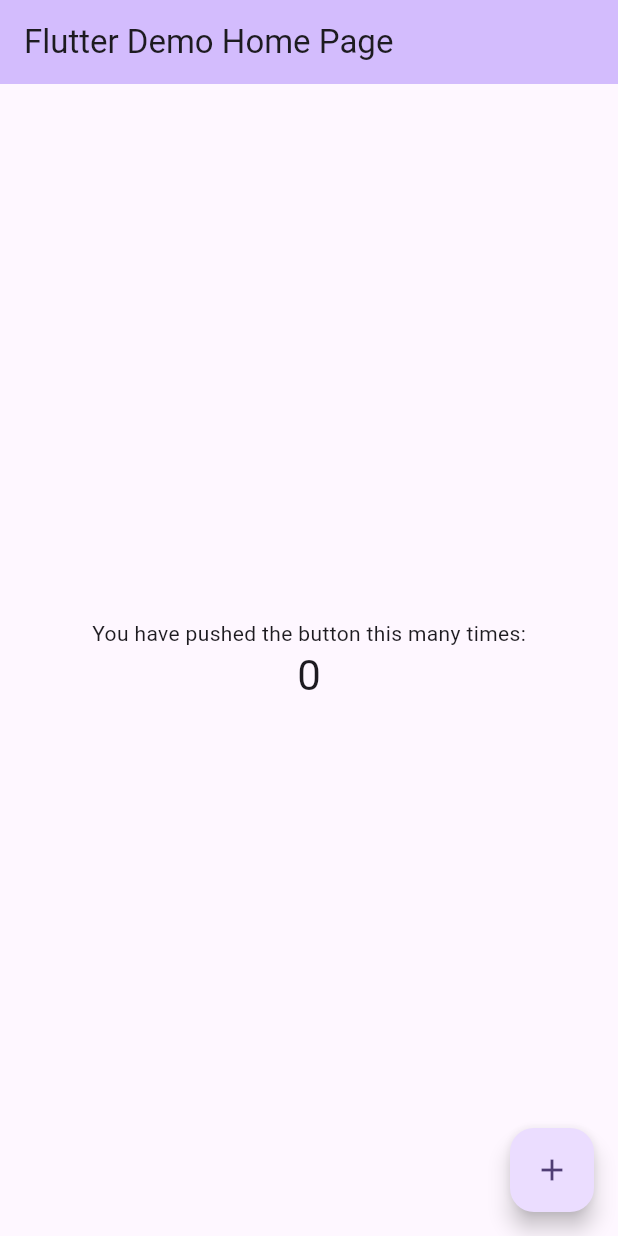
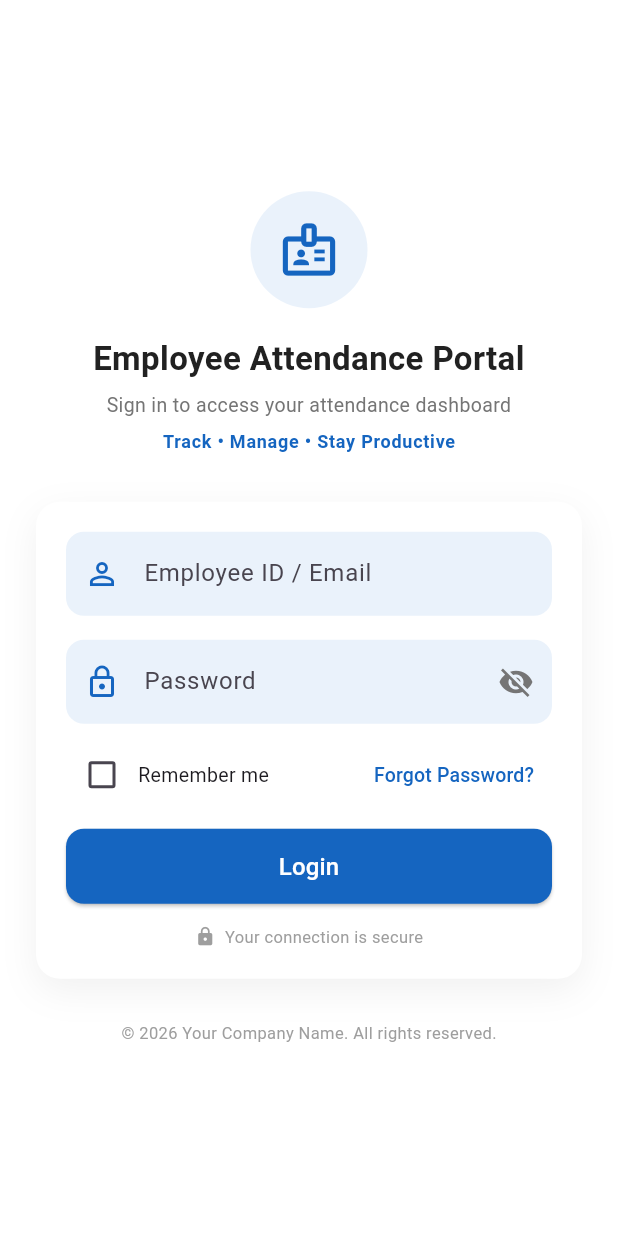
Before and after one commit to Diyapatil755/EDI_Project, a Flutter app: the screen it shows after launch, on a phone screen of 412 x 824 dp. Run offline on Flutter 3.47's test engine with Material 3 defaults, Android fonts, the phone set to English and light mode, and no system bars; our stand-ins replace firebase_core; accounts and stored records are empty.

```diff
--- /dev/null
+++ b/lib/login_screen.dart
@@ -0,0 +1,265 @@
+import 'package:flutter/material.dart';
+import 'home_screen.dart';
+
+class LoginScreen extends StatefulWidget {
+  const LoginScreen({super.key});
+
+  @override
+  State<LoginScreen> createState() => _LoginScreenState();
+}
+
+class _LoginScreenState extends State<LoginScreen> {
+  final _formKey = GlobalKey<FormState>();
+  final emailController = TextEditingController();
+  final passController = TextEditingController();
+
+  bool obscurePassword = true;
+  bool rememberMe = false;
+  bool isLoading = false;
+  String? errorMessage;
+
+  final Color primaryBlue = const Color(0xFF1565C0);
+  final Color lightBlueBg = const Color(0xFFEAF2FB);
+
+  void handleLogin() async {
+    if (!_formKey.currentState!.validate()) return;
+
+    setState(() {
+      isLoading = true;
+      errorMessage = null;
+    });
+
+    await Future.delayed(const Duration(seconds: 2));
+
+    setState(() {
+      isLoading = false;
+    });
+
+    if (emailController.text.trim().isNotEmpty) {
+      Navigator.pushReplacement(
+        context,
+        MaterialPageRoute(builder: (_) => const HomeScreen()),
+      );
+    } else {
+      setState(() {
+        errorMessage = "Invalid Employee ID or Password";
+      });
+    }
+  }
+
+  @override
+  Widget build(BuildContext context) {
+    return Scaffold(
+      backgroundColor: Colors.white,
+      body: SafeArea(
+        child: Center(
+          child: SingleChildScrollView(
+            padding: const EdgeInsets.symmetric(horizontal: 24, vertical: 32),
+            child: Column(
+              children: [
+                Container(
+                  padding: const EdgeInsets.all(18),
+                  decoration: BoxDecoration(
+                    color: lightBlueBg,
+                    shape: BoxShape.circle,
+                  ),
+                  child: Icon(Icons.badge_outlined, size: 42, color: primaryBlue),
+                ),
+                const SizedBox(height: 18),
+                Text(
+                  "Employee Attendance Portal",
+                  textAlign: TextAlign.center,
+                  style: TextStyle(
+                    fontSize: 22,
+                    fontWeight: FontWeight.bold,
+                    color: Colors.grey.shade900,
+                  ),
+                ),
+                const SizedBox(height: 6),
+                Text(
+                  "Sign in to access your attendance dashboard",
+                  textAlign: TextAlign.center,
+                  style: TextStyle(fontSize: 13, color: Colors.grey.shade600),
+                ),
+                const SizedBox(height: 6),
+                Text(
+                  "Track • Manage • Stay Productive",
+                  style: TextStyle(
+                    fontSize: 12,
+                    fontWeight: FontWeight.w600,
+                    color: primaryBlue,
+                    letterSpacing: 0.5,
+                  ),
+                ),
+                const SizedBox(height: 32),
+                Container(
+                  padding: const EdgeInsets.all(20),
+                  decoration: BoxDecoration(
+                    color: Colors.white,
+                    borderRadius: BorderRadius.circular(16),
+                    boxShadow: [
+                      BoxShadow(
+                        color: Colors.grey.withOpacity(0.15),
+                        blurRadius: 20,
+                        offset: const Offset(0, 8),
+                      ),
+                    ],
+                  ),
+                  child: Form(
+                    key: _formKey,
+                    child: Column(
+                      children: [
+                        if (errorMessage != null)
+                          Container(
+                            width: double.infinity,
+                            margin: const EdgeInsets.only(bottom: 16),
+                            padding: const EdgeInsets.all(12),
+                            decoration: BoxDecoration(
+                              color: Colors.red.shade50,
+                              borderRadius: BorderRadius.circular(10),
+                              border: Border.all(color: Colors.red.shade200),
+                            ),
+                            child: Row(
+                              children: [
+                                Icon(Icons.error_outline, color: Colors.red.shade700, size: 18),
+                                const SizedBox(width: 8),
+                                Expanded(
+                                  child: Text(
+                                    errorMessage!,
+                                    style: TextStyle(color: Colors.red.shade700, fontSize: 13),
+                                  ),
+                                ),
+                              ],
+                            ),
+                          ),
+                        TextFormField(
+                          controller: emailController,
+                          validator: (value) {
+                            if (value == null || value.trim().isEmpty) {
+                              return "Employee ID / Email is required";
+                            }
+                            return null;
+                          },
+                          decoration: InputDecoration(
+                            labelText: "Employee ID / Email",
+                            prefixIcon: Icon(Icons.person_outline, color: primaryBlue),
+                            filled: true,
+                            fillColor: lightBlueBg,
+                            border: OutlineInputBorder(
+                              borderRadius: BorderRadius.circular(12),
+                              borderSide: BorderSide.none,
+                            ),
+                          ),
+                        ),
+                        const SizedBox(height: 16),
+                        TextFormField(
+                          controller: passController,
+                          obscureText: obscurePassword,
+                          validator: (value) {
+                            if (value == null || value.isEmpty) {
+                              return "Password is required";
+                            }
+                            return null;
+                          },
+                          decoration: InputDecoration(
+                            labelText: "Password",
+                            prefixIcon: Icon(Icons.lock_outline, color: primaryBlue),
+                            suffixIcon: IconButton(
+                              icon: Icon(
+                                obscurePassword ? Icons.visibility_off : Icons.visibility,
+                                color: Colors.grey.shade600,
+                              ),
+                              onPressed: () {
+                                setState(() => obscurePassword = !obscurePassword);
+                              },
+                            ),
+                            filled: true,
+                            fillColor: lightBlueBg,
+                            border: OutlineInputBorder(
+                              borderRadius: BorderRadius.circular(12),
+                              borderSide: BorderSide.none,
+                            ),
+                          ),
+                        ),
+                        const SizedBox(height: 10),
+                        Row(
+                          mainAxisAlignment: MainAxisAlignment.spaceBetween,
+                          children: [
+                            Row(
+                              children: [
+                                Checkbox(
+                                  value: rememberMe,
+                                  activeColor: primaryBlue,
+                                  onChanged: (val) {
+                                    setState(() => rememberMe = val ?? false);
+                                  },
+                                ),
+                                const Text("Remember me", style: TextStyle(fontSize: 13)),
+                              ],
+                            ),
+                            TextButton(
+                              onPressed: () {},
+                              child: Text(
+                                "Forgot Password?",
+                                style: TextStyle(color: primaryBlue, fontSize: 13),
+                              ),
+                            ),
+                          ],
+                        ),
+                        const SizedBox(height: 12),
+                        SizedBox(
+                          width: double.infinity,
+                          height: 50,
+                          child: ElevatedButton(
+                            onPressed: isLoading ? null : handleLogin,
+                            style: ElevatedButton.styleFrom(
+                              backgroundColor: primaryBlue,
+                              disabledBackgroundColor: primaryBlue.withOpacity(0.6),
+                              shape: RoundedRectangleBorder(
+                                borderRadius: BorderRadius.circular(12),
+                              ),
+                            ),
+                            child: isLoading
+                                ? const SizedBox(
+                                    height: 22,
+                                    width: 22,
+                                    child: CircularProgressIndicator(
+                                      color: Colors.white,
+                                      strokeWidth: 2.5,
+                                    ),
+                                  )
+                                : const Text(
+                                    "Login",
+                                    style: TextStyle(fontSize: 16, color: Colors.white),
+                                  ),
+                          ),
+                        ),
+                        const SizedBox(height: 14),
+                        Row(
+                          mainAxisAlignment: MainAxisAlignment.center,
+                          children: [
+                            Icon(Icons.lock, size: 14, color: Colors.grey.shade500),
+                            const SizedBox(width: 6),
+                            Text(
+                              "Your connection is secure",
+                              style: TextStyle(fontSize: 11, color: Colors.grey.shade500),
+                            ),
+                          ],
+                        ),
+                      ],
+                    ),
+                  ),
+                ),
+                const SizedBox(height: 28),
+                Text(
+                  "© 2026 Your Company Name. All rights reserved.",
+                  style: TextStyle(fontSize: 11, color: Colors.grey.shade500),
+                ),
+              ],
+            ),
+          ),
+        ),
+      ),
+    );
+  }
+}
--- a/lib/main.dart
+++ b/lib/main.dart
@@ -1,4 +1,5 @@
 import 'package:flutter/material.dart';
+import 'login_screen.dart';
 
 void main() {
   runApp(const MyApp());
@@ -7,116 +8,12 @@ void main() {
 class MyApp extends StatelessWidget {
   const MyApp({super.key});
 
-  // This widget is the root of your application.
   @override
   Widget build(BuildContext context) {
     return MaterialApp(
-      title: 'Flutter Demo',
-      theme: ThemeData(
-        // This is the theme of your application.
-        //
-        // TRY THIS: Try running your application with "flutter run". You'll see
-        // the application has a purple toolbar. Then, without quitting the app,
-        // try changing the seedColor in the colorScheme below to Colors.green
-        // and then invoke "hot reload" (save your changes or press the "hot
-        // reload" button in a Flutter-supported IDE, or press "r" if you used
-        // the command line to start the app).
-        //
-        // Notice that the counter didn't reset back to zero; the application
-        // state is not lost during the reload. To reset the state, use hot
-        // restart instead.
-        //
-        // This works for code too, not just values: Most code changes can be
-        // tested with just a hot reload.
-        colorScheme: .fromSeed(seedColor: Colors.deepPurple),
-      ),
-      home: const MyHomePage(title: 'Flutter Demo Home Page'),
+      debugShowCheckedModeBanner: false,
+      theme: ThemeData(primarySwatch: Colors.blue),
+      home: const LoginScreen(),
     );
   }
 }
-
-class MyHomePage extends StatefulWidget {
-  const MyHomePage({super.key, required this.title});
-
-  // This widget is the home page of your application. It is stateful, meaning
-  // that it has a State object (defined below) that contains fields that affect
-  // how it looks.
-
-  // This class is the configuration for the state. It holds the values (in this
-  // case the title) provided by the parent (in this case the App widget) and
-  // used by the build method of the State. Fields in a Widget subclass are
-  // always marked "final".
-
-  final String title;
-
-  @override
-  State<MyHomePage> createState() => _MyHomePageState();
-}
-
-class _MyHomePageState extends State<MyHomePage> {
-  int _counter = 0;
-
-  void _incrementCounter() {
-    setState(() {
-      // This call to setState tells the Flutter framework that something has
-      // changed in this State, which causes it to rerun the build method below
-      // so that the display can reflect the updated values. If we changed
-      // _counter without calling setState(), then the build method would not be
-      // called again, and so nothing would appear to happen.
-      _counter++;
-    });
-  }
-
-  @override
-  Widget build(BuildContext context) {
-    // This method is rerun every time setState is called, for instance as done
-    // by the _incrementCounter method above.
-    //
-    // The Flutter framework has been optimized to make rerunning build methods
-    // fast, so that you can just rebuild anything that needs updating rather
-    // than having to individually change instances of widgets.
-    return Scaffold(
-      appBar: AppBar(
-        // TRY THIS: Try changing the color here to a specific color (to
-        // Colors.amber, perhaps?) and trigger a hot reload to see the AppBar
-        // change color while the other colors stay the same.
-        backgroundColor: Theme.of(context).colorScheme.inversePrimary,
-        // Here we take the value from the MyHomePage object that was created by
-        // the App.build method, and use it to set our appbar title.
-        title: Text(widget.title),
-      ),
-      body: Center(
-        // Center is a layout widget. It takes a single child and positions it
-        // in the middle of the parent.
-        child: Column(
-          // Column is also a layout widget. It takes a list of children and
-          // arranges them vertically. By default, it sizes itself to fit its
-          // children horizontally, and tries to be as tall as its parent.
-          //
-          // Column has various properties to control how it sizes itself and
-          // how it positions its children. Here we use mainAxisAlignment to
-          // center the children vertically; the main axis here is the vertical
-          // axis because Columns are vertical (the cross axis would be
-          // horizontal).
-          //
-          // TRY THIS: Invoke "debug painting" (choose the "Toggle Debug Paint"
-          // action in the IDE, or press "p" in the console), to see the
-          // wireframe for each widget.
-          mainAxisAlignment: .center,
-          children: [
-            const Text('You have pushed the button this many times:'),
-            Text(
-              '$_counter',
-              style: Theme.of(context).textTheme.headlineMedium,
-            ),
-          ],
-        ),
-      ),
-      floatingActionButton: FloatingActionButton(
-        onPressed: _incrementCounter,
-        tooltip: 'Increment',
-        child: const Icon(Icons.add),
-      ),
-    );
-  }
-}
```
Also changed, not shown: lib/home_screen.dart (added, +184 -0 lines).
